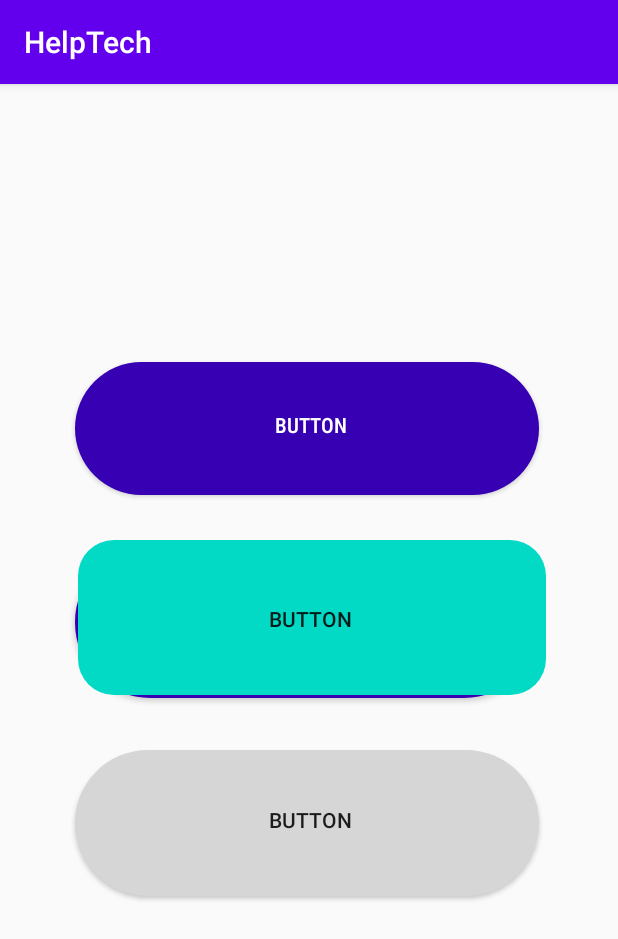
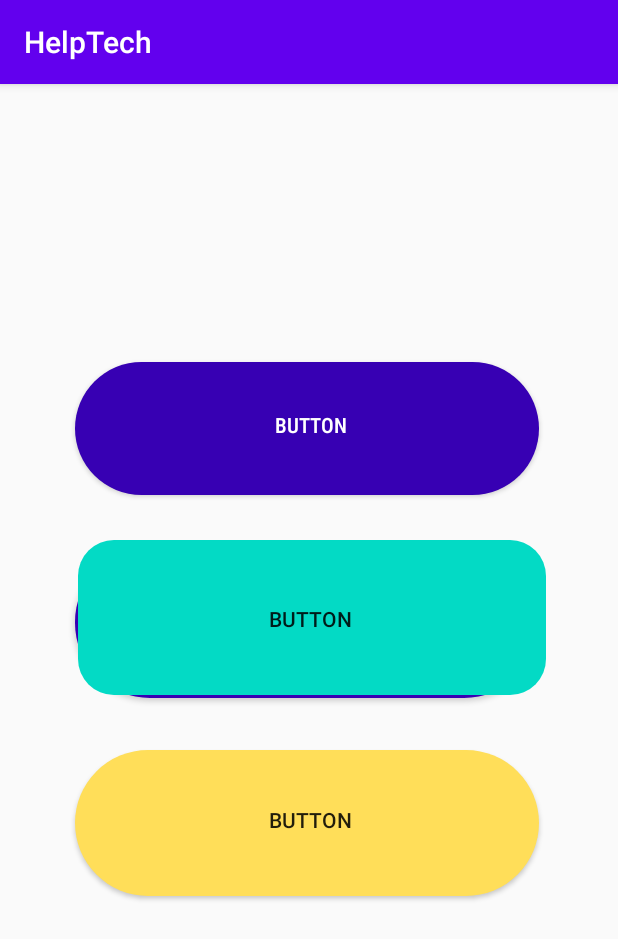
Before and after one commit to juanvarelam/HelpTech, an Android app: the PruebaActivity screen opened directly, with no data from a screen before it, on a phone screen of 412 x 824 dp. Shown: the top 939 px of the screen. Run offline under Robolectric (Android 15) with nearby library versions, the light colour scheme and no system bars.

Commit message:
ADD : ajustes chiquitos

```diff
--- a/app/src/main/java/com/castelaofpe/helptech/PreinicialActivity.java
+++ b/app/src/main/java/com/castelaofpe/helptech/PreinicialActivity.java
@@ -6,6 +6,8 @@
 
 public class PreinicialActivity extends AppCompatActivity {
 
+
+
     @Override
     protected void onCreate(Bundle savedInstanceState) {
         super.onCreate(savedInstanceState);
--- a/app/src/main/res/drawable/btn_prueba.xml
+++ b/app/src/main/res/drawable/btn_prueba.xml
@@ -5,7 +5,7 @@
             <item android:right="5dp" android:top="5dp">
                 <shape>
                     <corners android:radius="50dp" />
-                    <solid android:color="@color/colorYellow" />
+                    <solid android:color="@color/yellow" />
                 </shape>
             </item>
         </layer-list>
```
Also changed, not shown: app/src/main/res/layout/act_preinicial.xml (line endings or trailing spaces).
